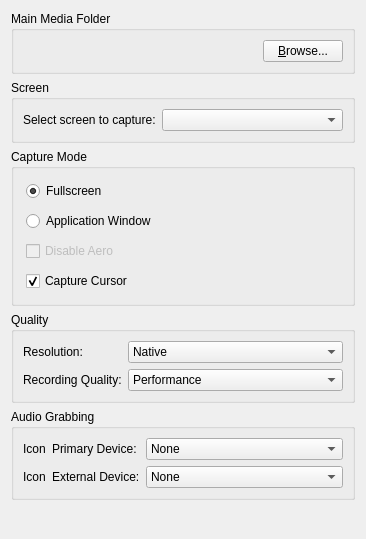
Old version of the form client/src/ui/widgets/settings/recording_settings_widget.ui in the repository networkoptix/nx_open.
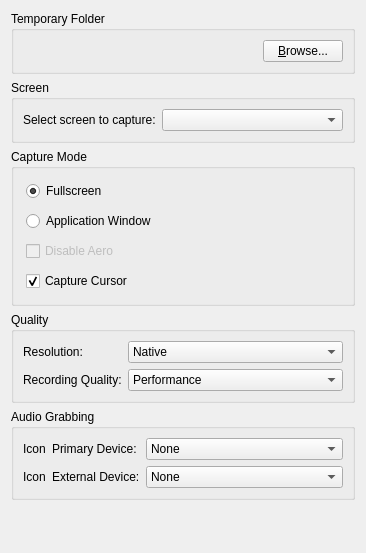
New version of the form.

Commit message:
Label fix "Main Media Folder" -> "Temporary Folder"
<==== Mercurial data ====>
Branch: master

What changed in the file:
```diff
--- a/client/src/ui/widgets/settings/recording_settings_widget.ui
+++ b/client/src/ui/widgets/settings/recording_settings_widget.ui
@@ -7,7 +7,7 @@
     <x>0</x>
     <y>0</y>
     <width>366</width>
-    <height>539</height>
+    <height>553</height>
    </rect>
   </property>
   <property name="windowTitle">
@@ -23,7 +23,7 @@
       </sizepolicy>
      </property>
      <property name="title">
-      <string>Main Media Folder</string>
+      <string>Temporary Folder</string>
      </property>
      <layout class="QHBoxLayout" name="horizontalLayout_6">
       <item>
```
